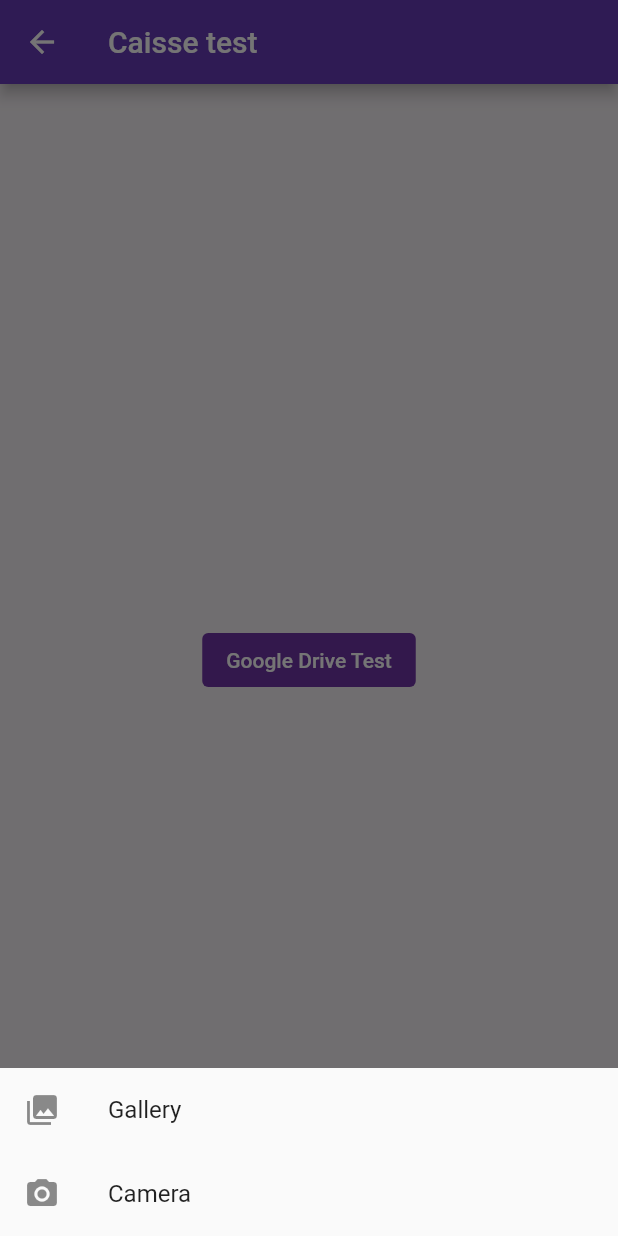
After one commit to oussama-fellag/easy-relay-App-Vendeur-Manager-, a Flutter app: the Caisse screen opened directly, after a tap on "Google Drive Test", on a phone screen of 412 x 824 dp. The commit adds this screen. Run offline on Flutter 3.47's test engine with Material 2 defaults, Android fonts, the phone set to English and light mode, and no system bars; our stand-ins replace audioplayers, bloc, data_table_2, dio, file_picker, flutter_bloc and 3 more; missing offline and left inert: extension_google_sign_in_as_googleapis_auth, flutter_barcode_scanner, googleapis, number_inc_dec, splash_screen_view.

Commit message:
added feedbacks for livraison and new feature of drive

```diff
--- /dev/null
+++ b/lib/Screens/admin/caisse.dart
@@ -0,0 +1,90 @@
+import 'package:flutter/material.dart';
+import 'package:googleapis/drive/v3.dart';
+import 'package:image_picker/image_picker.dart';
+import 'package:test12/constant.dart';
+
+import '../../services/google drive service/google_drive_service.dart';
+
+class Caisse extends StatefulWidget {
+  const Caisse({Key? key}) : super(key: key);
+
+  @override
+  State<Caisse> createState() => _CaisseState();
+}
+
+XFile? _photo;
+final ImagePicker _picker = ImagePicker();
+
+class _CaisseState extends State<Caisse> {
+  @override
+  Widget build(BuildContext context) {
+    return Scaffold(
+      body: Center(
+          child: ElevatedButton(
+        child: Text("Google Drive Test"),
+        onPressed: () async {
+          _showPicker(context);
+        },
+      )),
+      appBar: AppBar(
+        backgroundColor: kPrimaryColor,
+        title: const Text("Caisse test"),
+      ),
+    );
+  }
+
+  Future imgFromGallery() async {
+    final pickedFile = await _picker.pickImage(source: ImageSource.gallery);
+
+    // setState(() {
+    if (pickedFile != null) {
+      _photo = pickedFile;
+      /*BlocProvider.of<ImageBloc>(context)
+          .add(UploadImage(pickedImage: pickedFile));*/
+    } else {}
+    //});
+  }
+
+  Future imgFromCamera() async {
+    final pickedFile = await _picker.pickImage(source: ImageSource.camera);
+
+    if (pickedFile != null) {
+      _photo = pickedFile;
+      /* BlocProvider.of<ImageBloc>(context)
+          .add(UploadImage(pickedImage: pickedFile));*/
+    } else {
+      print('No image selected.');
+    }
+    // });
+  }
+
+  void _showPicker(context) {
+    showModalBottomSheet(
+        context: context,
+        builder: (BuildContext bc) {
+          return SafeArea(
+            child: Wrap(
+              children: <Widget>[
+                ListTile(
+                    leading: const Icon(Icons.photo_library),
+                    title: const Text('Gallery'),
+                    onTap: () async {
+                      await imgFromGallery();
+                      Navigator.of(context).pop();
+                      await GoogleDriveService().uploadTodrive(_photo!);
+                    }),
+                ListTile(
+                  leading: const Icon(Icons.photo_camera),
+                  title: const Text('Camera'),
+                  onTap: () async {
+                    await imgFromCamera();
+                    Navigator.of(context).pop();
+                    await GoogleDriveService().uploadTodrive(_photo!);
+                  },
+                ),
+              ],
+            ),
+          );
+        });
+  }
+}
--- a/lib/Screens/admin/menu/menu_admin.dart
+++ b/lib/Screens/admin/menu/menu_admin.dart
@@ -1,10 +1,11 @@
 import 'package:flutter/material.dart';
 import 'package:test12/Screens/admin/dispatch/dispatch.dart';
+import 'package:test12/screens/admin/caisse.dart';
 
 import '../profil_admin/Profil.dart';
 
 const String page1 = "Dispatch";
-const String page2 = "notification";
+const String page2 = "caisse";
 const String page3 = "profile";
 const String title = "Admin Page";
 
@@ -36,7 +37,7 @@
   void initState() {
     super.initState();
     _page1 = const Dispatch();
-    _page2 = const Page2();
+    _page2 = const Caisse();
     _page3 = const ProfilePage1();
     _pages = [_page1, _page2, _page3];
     _currentIndex = 0;
--- a/lib/Screens/vendeur/menu/commandes/plus_dinfos.dart
+++ b/lib/Screens/vendeur/menu/commandes/plus_dinfos.dart
@@ -212,6 +212,7 @@
             const Spacer(),
             Row(
               children: [
+                if (commande!.livraison!.etat == "En attente")
                   Expanded(
                     child: ElevatedButton(
                         onPressed: () {},
@@ -222,6 +223,8 @@
                 const SizedBox(
                   width: 10,
                 ),
+                if (commande!.livraison!.etat == "En attente" ||
+                    (commande!.livraison!.etat == "Validé"))
                   Expanded(
                       child: OutlinedButton(
                           onPressed: () {},
--- a/lib/models/livraison.dart
+++ b/lib/models/livraison.dart
@@ -3,10 +3,12 @@
   final String wilaya;
   final int prix;
   final String? commune;
+  final String? etat;
   const Livraison({
     required this.adresse,
     required this.wilaya,
     required this.prix,
+    this.etat,
     this.commune,
   });
 }
--- a/pubspec.yaml
+++ b/pubspec.yaml
@@ -45,6 +45,10 @@
   data_table_2: ^2.3.5
   number_inc_dec: ^0.8.0
   file_picker: ^5.0.1
+  googleapis: ^9.1.0
+  google_sign_in: ^5.4.1
+  extension_google_sign_in_as_googleapis_auth: ^2.0.6
+  image_picker: ^0.8.5+3
 
 
 
```
Also changed, not shown: lib/Screens/vendeur/menu/commandes/commandes.dart (+18 -5 lines), lib/Screens/vendeur/menu/commandes/liste_commandes.dart (+47 -5 lines), lib/Screens/vendeur/menu/signaler incident/incident.dart (+8 -8 lines), lib/main.dart (+3 -4 lines), lib/services/google drive service/google_drive_service.dart (added, +24 -0 lines), pubspec.lock, 1 other file. Lines whose indentation alone changed are shown as unchanged.
